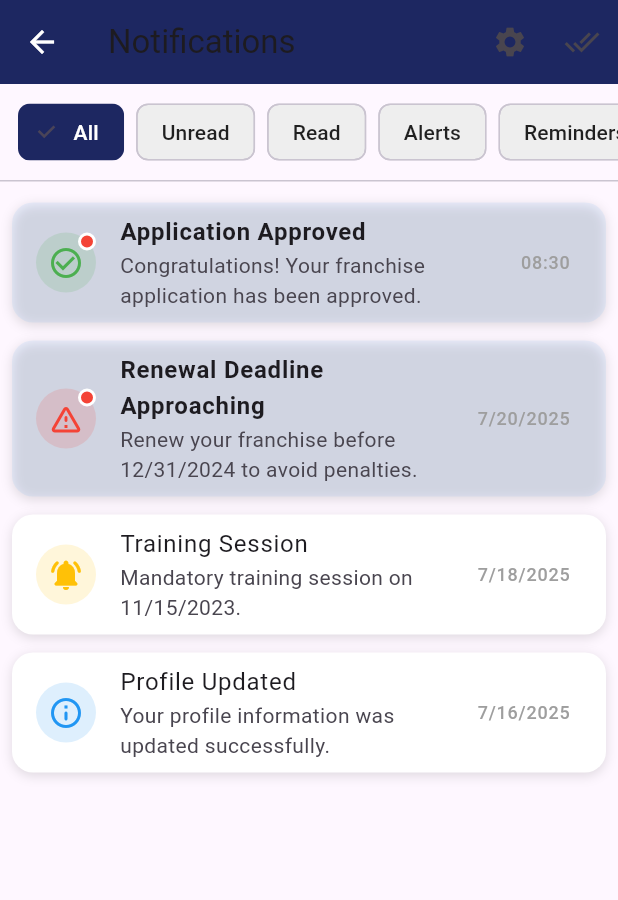
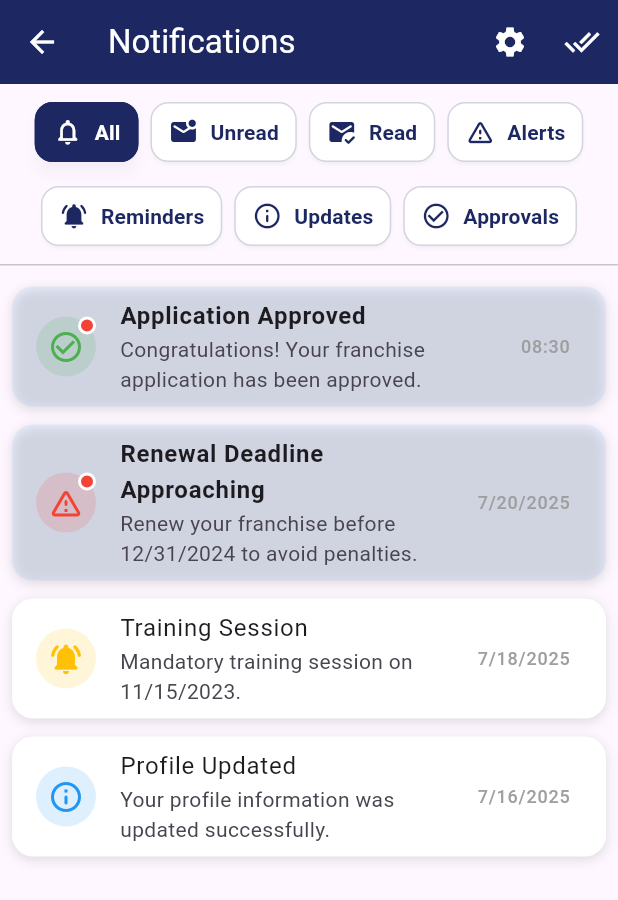
Before and after one commit to 3rr0ll/flutter, a Flutter app: the NotificationsScreen screen opened directly, on a phone screen of 412 x 824 dp. Shown: the top 900 px of the screen. Run offline on Flutter 3.47's test engine with Material 3 defaults, Android fonts, the light colour scheme and no system bars; our stand-ins replace image_picker.

Commit message:
semi final

```diff
--- a/franchtrike/lib/widgets/user/apply_franchise_form.dart
+++ b/franchtrike/lib/widgets/user/apply_franchise_form.dart
@@ -103,8 +103,8 @@ class _ApplyFranchiseFormState extends State<ApplyFranchiseForm>
   Widget build(BuildContext context) {
     return Scaffold(
       appBar: AppBar(
-        title: const Text('New Franchise Application'),
-        backgroundColor: AppColors.primary,
+        title: const Text('New Franchise Application', style: TextStyle(color: Colors.white)),
+        backgroundColor: AppColors.primaryNavy,
         leading: BackButton(color: Colors.white),
       ),
       body: SingleChildScrollView(
--- a/franchtrike/lib/widgets/user/make_payment.dart
+++ b/franchtrike/lib/widgets/user/make_payment.dart
@@ -175,7 +175,7 @@ class _MakePaymentState extends State<MakePayment> {
   Widget build(BuildContext context) {
     return Scaffold(
       appBar: AppBar(
-        title: const Text('Payment'),
+        title: const Text('Payment', style: TextStyle(color: Colors.white)),
         backgroundColor: AppColors.primary,
         leading: BackButton(color: Colors.white),
       ),
--- a/franchtrike/lib/widgets/user/notification_settings.dart
+++ b/franchtrike/lib/widgets/user/notification_settings.dart
@@ -84,8 +84,9 @@ class _NotificationSettingsState extends State<NotificationSettings> {
     final themeColor = AppColors.primary;
     return Scaffold(
       appBar: AppBar(
-        title: const Text('Notification Settings'),
+        title: const Text('Notification Settings', style: TextStyle(color: Colors.white)),
         backgroundColor: themeColor,
+         leading: BackButton(color: AppColors.white),
       ),
       body: ListView(
         padding: const EdgeInsets.all(16),
--- a/franchtrike/lib/widgets/user/notifications.dart
+++ b/franchtrike/lib/widgets/user/notifications.dart
@@ -114,12 +114,12 @@ class _NotificationsScreenState extends State<NotificationsScreen> {
     final themeColor = AppColors.primary;
     return Scaffold(
       appBar: AppBar(
-        title: const Text('Notifications'),
+        title: const Text('Notifications' ,style: TextStyle(color: Colors.white)),
         backgroundColor: themeColor,
         leading: BackButton(color: AppColors.white),
         actions: [
           IconButton(
-            icon: const Icon(Icons.settings),
+            icon: const Icon(Icons.settings, color: Colors.white),
             tooltip: 'Notification Settings',
             onPressed: () {
               Navigator.push(
@@ -129,7 +129,7 @@ class _NotificationsScreenState extends State<NotificationsScreen> {
             },
           ),
           IconButton(
-            icon: const Icon(Icons.done_all),
+            icon: const Icon(Icons.done_all, color: Colors.white),
             tooltip: 'Mark all as read',
             onPressed: markAllAsRead,
           ),
@@ -137,19 +137,21 @@ class _NotificationsScreenState extends State<NotificationsScreen> {
       ),
       body: Column(
         children: [
-          // Filter bar
-          SingleChildScrollView(
-            scrollDirection: Axis.horizontal,
+          // Filter bar (redesigned for mobile/desktop, always visible)
+          Padding(
             padding: const EdgeInsets.symmetric(horizontal: 8, vertical: 8),
-            child: Row(
+            child: Wrap(
+              spacing: 8,
+              runSpacing: 8,
+              alignment: WrapAlignment.center,
               children: [
-                _filterChip('All', 'all'),
-                _filterChip('Unread', 'unread'),
-                _filterChip('Read', 'read'),
-                _filterChip('Alerts', 'alert'),
-                _filterChip('Reminders', 'reminder'),
-                _filterChip('Updates', 'update'),
-                _filterChip('Approvals', 'approval'),
+                _filterButton('All', 'all', Icons.notifications_none_rounded),
+                _filterButton('Unread', 'unread', Icons.mark_email_unread_rounded),
+                _filterButton('Read', 'read', Icons.mark_email_read_rounded),
+                _filterButton('Alerts', 'alert', Icons.warning_amber_rounded),
+                _filterButton('Reminders', 'reminder', Icons.notifications_active_rounded),
+                _filterButton('Updates', 'update', Icons.info_outline_rounded),
+                _filterButton('Approvals', 'approval', Icons.check_circle_outline),
               ],
             ),
           ),
@@ -235,18 +237,23 @@ class _NotificationsScreenState extends State<NotificationsScreen> {
     );
   }
 
-  Widget _filterChip(String label, String value) {
+  Widget _filterButton(String label, String value, IconData icon) {
     final selected = filter == value;
-    return Padding(
-      padding: const EdgeInsets.symmetric(horizontal: 4),
-      child: ChoiceChip(
-        label: Text(label),
-        selected: selected,
-        onSelected: (_) => setState(() => filter = value),
-        selectedColor: AppColors.primary,
-        labelStyle: TextStyle(color: selected ? AppColors.white : Colors.black87),
-        backgroundColor: Colors.grey.shade200,
+    return ElevatedButton.icon(
+      icon: Icon(icon, color: selected ? AppColors.white : AppColors.primary, size: 20),
+      label: Text(label, style: TextStyle(fontWeight: FontWeight.w600, color: selected ? AppColors.white : AppColors.primary)),
+      style: ElevatedButton.styleFrom(
+        backgroundColor: selected ? AppColors.primary : AppColors.white,
+        foregroundColor: AppColors.primary,
+        elevation: selected ? 4 : 1,
+        shape: RoundedRectangleBorder(
+          borderRadius: BorderRadius.circular(12),
+          side: BorderSide(color: selected ? AppColors.primary : AppColors.primary.withOpacity(0.2)),
+        ),
+        padding: const EdgeInsets.symmetric(horizontal: 12, vertical: 10),
+        shadowColor: AppColors.primary.withOpacity(0.08),
       ),
+      onPressed: () => setState(() => filter = value),
     );
   }
 
```
Also changed, not shown: franchtrike/lib/widgets/user/message_center.dart (+7 -5 lines), franchtrike/lib/widgets/user/renewal_screen.dart (+11 -6 lines), franchtrike/lib/widgets/user/user_dashboard.dart (+12 -19 lines), franchtrike/lib/widgets/user/user_profile_screen.dart (+6 -6 lines), franchtrike/lib/widgets/user/view_application_status.dart (+44 -41 lines).
